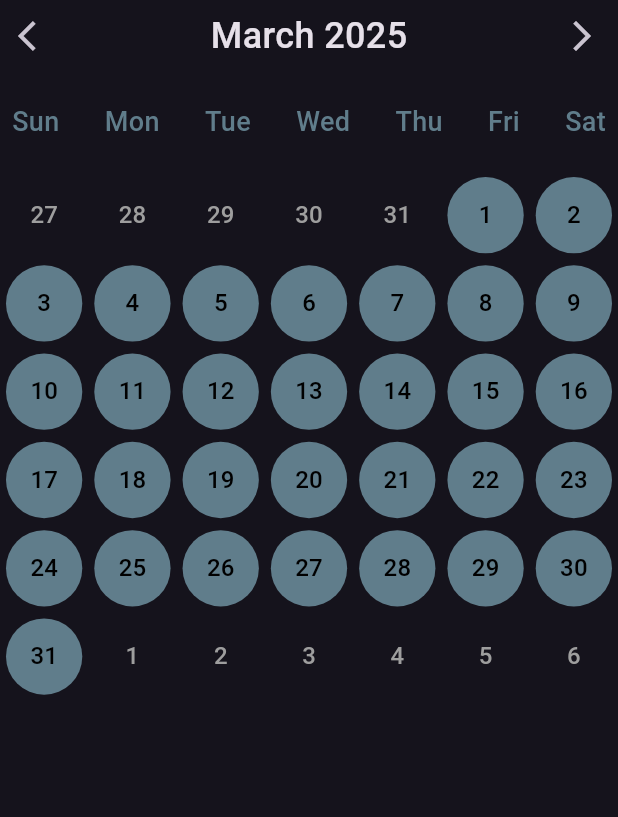
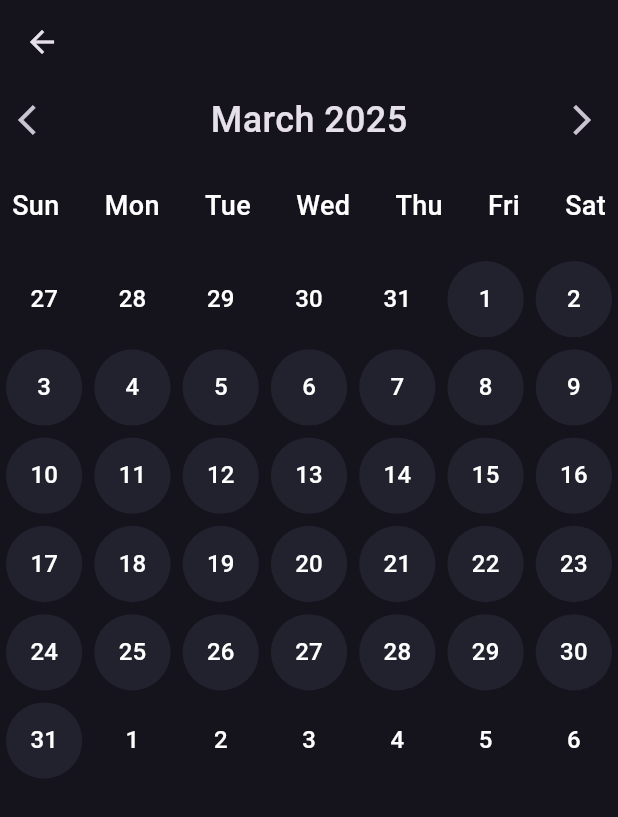
Before and after one commit to jwild99/calendar_app, a Flutter app: the CalendarScreen screen opened directly, on a phone screen of 412 x 824 dp. Shown: the top 817 px of the screen. Run offline on Flutter 3.47's test engine with Material 3 defaults, Android fonts, the phone set to English and light mode, and no system bars; our stand-ins replace gap.

Commit message:
added back buttons to screens

```diff
--- a/lib/screens/calendar_screen.dart
+++ b/lib/screens/calendar_screen.dart
@@ -1,5 +1,6 @@
 import 'package:flutter/material.dart';
 import 'package:gap/gap.dart';
+import '../const/constant.dart';
 
 class CalendarScreen extends StatefulWidget {
   const CalendarScreen({super.key});
@@ -65,7 +66,11 @@ class CalendarScreenState extends State<CalendarScreen> {
   //
   @override
   Widget build(BuildContext context) {
-    return Column(
+
+    return Scaffold(
+      appBar: _buildAppBar(),
+      backgroundColor: backgroundColor,
+      body: Column(
         children: [
           Row(
             mainAxisAlignment: MainAxisAlignment.spaceBetween,
@@ -96,7 +101,7 @@ class CalendarScreenState extends State<CalendarScreen> {
                         style: const TextStyle(
                             fontWeight: FontWeight.w500,
                             fontSize: 18,
-                          color: Colors.blueGrey),
+                            color: Colors.white),
                       )),
             ),
           ),
@@ -113,13 +118,13 @@ class CalendarScreenState extends State<CalendarScreen> {
                   padding: const EdgeInsets.all(4.0),
                   child: CircleAvatar(
                     backgroundColor:
-                      isCurrentMonth ? Colors.blueGrey : Colors.transparent,
+                        isCurrentMonth ? cardBackgroundColor : Colors.transparent,
                     child: Text(
                       date.day.toString(),
                       style: TextStyle(
                         fontWeight: FontWeight.w500,
                         fontSize: 16,
-                      color: isCurrentMonth ? Colors.black : Colors.grey,
+                        color: isCurrentMonth ? Colors.white : Colors.white,
                       ),
                     ),
                   ),
@@ -128,6 +133,7 @@ class CalendarScreenState extends State<CalendarScreen> {
             ),
           ),
         ],
+      ),
     );
   }
 
@@ -147,4 +153,14 @@ class CalendarScreenState extends State<CalendarScreen> {
       'December'
     ][monthNumber - 1];
   }
+
+  AppBar _buildAppBar() {
+    return AppBar(
+      backgroundColor: tdBGColor,
+      elevation: 0,
+      title: Row(
+        mainAxisAlignment: MainAxisAlignment.spaceBetween,
+      ),
+    );
   }
+}
```
Also changed, not shown: lib/screens/timer_screen.dart (+17 -5 lines). Lines whose indentation alone changed are shown as unchanged.
